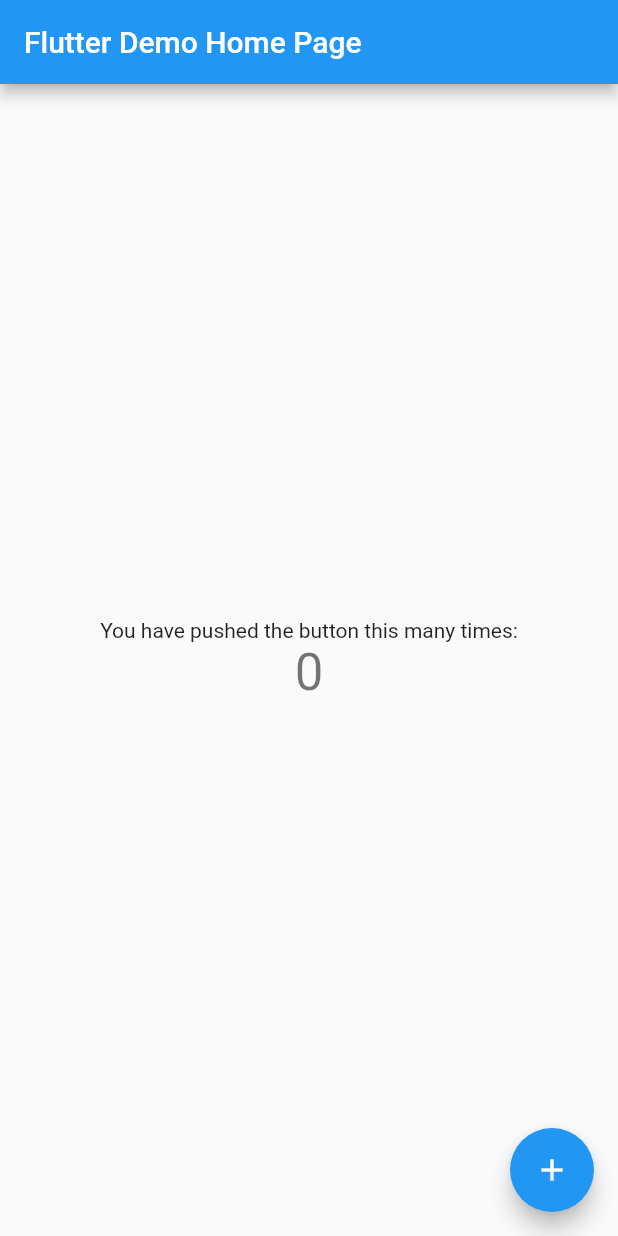
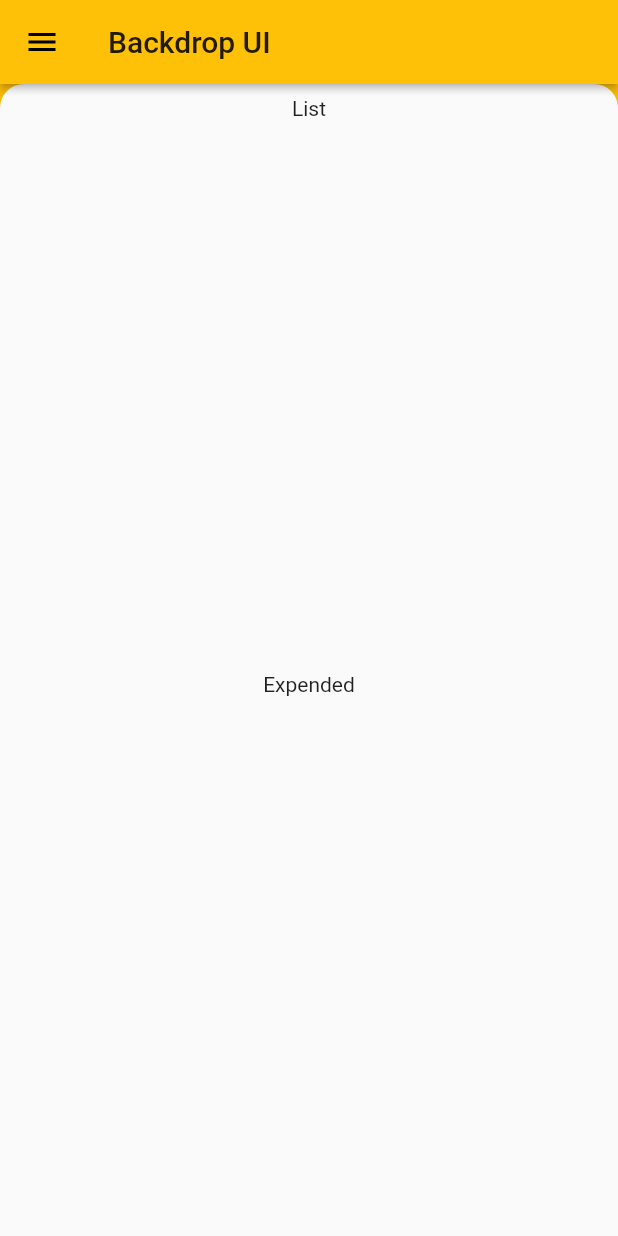
Before and after one commit to kichiemon/flutter_backdrop, a Flutter app: the screen it shows after launch, on a phone screen of 412 x 824 dp. Run offline on Flutter 3.47's test engine with Material 2 defaults, Android fonts, the phone set to English and light mode, and no system bars.

Commit message:
Implement Backdrop

```diff
--- a/lib/main.dart
+++ b/lib/main.dart
@@ -1,117 +1,61 @@
 import 'package:flutter/material.dart';
+import 'package:flutter_backdrop/panel.dart';
 
 void main() {
-  runApp(MyApp());
+  runApp(MaterialApp(
+    debugShowCheckedModeBanner: false,
+    theme: ThemeData(primaryColor: Colors.amber),
+    home: Backdrop(),
+  ));
 }
 
-class MyApp extends StatelessWidget {
-  // This widget is the root of your application.
+class Backdrop extends StatefulWidget {
   @override
-  Widget build(BuildContext context) {
-    return MaterialApp(
-      title: 'Flutter Demo',
-      theme: ThemeData(
-        // This is the theme of your application.
-        //
-        // Try running your application with "flutter run". You'll see the
-        // application has a blue toolbar. Then, without quitting the app, try
-        // changing the primarySwatch below to Colors.green and then invoke
-        // "hot reload" (press "r" in the console where you ran "flutter run",
-        // or simply save your changes to "hot reload" in a Flutter IDE).
-        // Notice that the counter didn't reset back to zero; the application
-        // is not restarted.
-        primarySwatch: Colors.blue,
-        // This makes the visual density adapt to the platform that you run
-        // the app on. For desktop platforms, the controls will be smaller and
-        // closer together (more dense) than on mobile platforms.
-        visualDensity: VisualDensity.adaptivePlatformDensity,
-      ),
-      home: MyHomePage(title: 'Flutter Demo Home Page'),
-    );
-  }
+  _BackdropState createState() => _BackdropState();
 }
 
-class MyHomePage extends StatefulWidget {
-  MyHomePage({Key key, this.title}) : super(key: key);
-
-  // This widget is the home page of your application. It is stateful, meaning
-  // that it has a State object (defined below) that contains fields that affect
-  // how it looks.
-
-  // This class is the configuration for the state. It holds the values (in this
-  // case the title) provided by the parent (in this case the App widget) and
-  // used by the build method of the State. Fields in a Widget subclass are
-  // always marked "final".
-
-  final String title;
+class _BackdropState extends State<Backdrop>
+    with SingleTickerProviderStateMixin {
+  AnimationController _animationController;
 
   @override
-  _MyHomePageState createState() => _MyHomePageState();
-}
+  void initState() {
+    _animationController = AnimationController(
+      vsync: this,
+      duration: Duration(milliseconds: 100),
+      value: 1.0,
+    );
+    super.initState();
+  }
 
-class _MyHomePageState extends State<MyHomePage> {
-  int _counter = 0;
+  @override
+  void dispose() {
+    _animationController.dispose();
+    super.dispose();
+  }
 
-  void _incrementCounter() {
-    setState(() {
-      // This call to setState tells the Flutter framework that something has
-      // changed in this State, which causes it to rerun the build method below
-      // so that the display can reflect the updated values. If we changed
-      // _counter without calling setState(), then the build method would not be
-      // called again, and so nothing would appear to happen.
-      _counter++;
-    });
+  bool get isPanelVisible {
+    final AnimationStatus status = _animationController.status;
+    return status == AnimationStatus.completed ||
+        status == AnimationStatus.forward;
   }
 
   @override
   Widget build(BuildContext context) {
-    // This method is rerun every time setState is called, for instance as done
-    // by the _incrementCounter method above.
-    //
-    // The Flutter framework has been optimized to make rerunning build methods
-    // fast, so that you can just rebuild anything that needs updating rather
-    // than having to individually change instances of widgets.
     return Scaffold(
       appBar: AppBar(
-        // Here we take the value from the MyHomePage object that was created by
-        // the App.build method, and use it to set our appbar title.
-        title: Text(widget.title),
-      ),
-      body: Center(
-        // Center is a layout widget. It takes a single child and positions it
-        // in the middle of the parent.
-        child: Column(
-          // Column is also a layout widget. It takes a list of children and
-          // arranges them vertically. By default, it sizes itself to fit its
-          // children horizontally, and tries to be as tall as its parent.
-          //
-          // Invoke "debug painting" (press "p" in the console, choose the
-          // "Toggle Debug Paint" action from the Flutter Inspector in Android
-          // Studio, or the "Toggle Debug Paint" command in Visual Studio Code)
-          // to see the wireframe for each widget.
-          //
-          // Column has various properties to control how it sizes itself and
-          // how it positions its children. Here we use mainAxisAlignment to
-          // center the children vertically; the main axis here is the vertical
-          // axis because Columns are vertical (the cross axis would be
-          // horizontal).
-          mainAxisAlignment: MainAxisAlignment.center,
-          children: <Widget>[
-            Text(
-              'You have pushed the button this many times:',
-            ),
-            Text(
-              '$_counter',
-              style: Theme.of(context).textTheme.headline4,
-            ),
-          ],
+        title: const Text("Backdrop UI"),
+        elevation: 2.0,
+        leading: IconButton(
+          icon: AnimatedIcon(
+            icon: AnimatedIcons.arrow_menu,
+            progress: _animationController.view,
+          ),
+          onPressed: () =>
+              _animationController.fling(velocity: isPanelVisible ? -1.0 : 1.0),
         ),
       ),
-      floatingActionButton: FloatingActionButton(
-        onPressed: _incrementCounter,
-        tooltip: 'Increment',
-        child: Icon(Icons.add),
-      ), // This trailing comma makes auto-formatting nicer for build methods.
+      body: Panel(controller: _animationController),
     );
   }
 }
--- /dev/null
+++ b/lib/panel.dart
@@ -0,0 +1,84 @@
+import 'package:flutter/material.dart';
+import 'package:provider/provider.dart';
+
+class PanelState extends ChangeNotifier {
+  AnimationController controller;
+
+  PanelState({this.controller});
+
+  get isVisible => this.isVisible;
+
+  void toggleVisible() {
+    this.notifyListeners();
+  }
+}
+
+class Panel extends StatefulWidget {
+  AnimationController controller;
+  Panel({this.controller});
+  @override
+  _PanelState createState() => _PanelState();
+}
+
+class _PanelState extends State<Panel> with SingleTickerProviderStateMixin {
+  AnimationController controller;
+
+  static const header_height = 32.0;
+
+  Animation<RelativeRect> getPanelAnimation(BoxConstraints constraints) {
+    final height = constraints.biggest.height;
+    final backPanelHeight = height - header_height;
+    final frontPanelHeight = -header_height;
+
+    return RelativeRectTween(
+      begin: RelativeRect.fromLTRB(0.0, backPanelHeight, 0.0, frontPanelHeight),
+      end: RelativeRect.fromLTRB(0.0, 0.0, 0.0, 0.0),
+    ).animate(CurvedAnimation(parent: widget.controller, curve: Curves.linear));
+  }
+
+  @override
+  Widget build(BuildContext context) {
+    return LayoutBuilder(builder: bodyWidget);
+  }
+
+  Widget bodyWidget(BuildContext context, BoxConstraints constraints) {
+    return Container(
+        color: Theme.of(context).primaryColor,
+        child: Stack(
+          children: <Widget>[
+            const Center(child: const Text("Panel")),
+            PositionedTransition(
+              rect: getPanelAnimation(constraints),
+              child: Material(
+                elevation: 12.0,
+                borderRadius: BorderRadius.only(
+                  topLeft: const Radius.circular(16.0),
+                  topRight: const Radius.circular(16.0),
+                ),
+                child: Column(
+                  children: <Widget>[
+                    Container(
+                      height: header_height,
+                      width: MediaQuery.of(context).size.height,
+                      alignment: Alignment.center,
+                      decoration: const BoxDecoration(
+                        borderRadius: const BorderRadius.only(
+                          topLeft: const Radius.circular(16.0),
+                          topRight: const Radius.circular(16.0),
+                        ),
+                      ),
+                      child: const Text("List"),
+                    ),
+                    const Expanded(
+                      child: const Center(
+                        child: const Text("Expended"),
+                      ),
+                    ),
+                  ],
+                ),
+              ),
+            ),
+          ],
+        ));
+  }
+}
```
Also changed, not shown: pubspec.yaml (+2 -7 lines), pubspec.lock, 1 other file.
